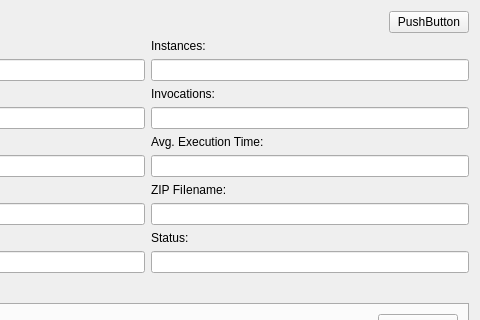
The window that src/modules/lambda/LambdaDetailsDialog.ui (jensvogt/awsmock-qt-ui) describes before a commit, drawn with Qt 5; both pictures show x 826 to 1306 and y 0 to 320 of the 1306 by 709 pixel window.
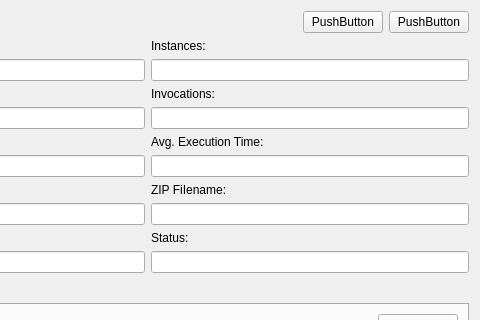
The same window after the commit.

```diff
--- a/src/modules/lambda/LambdaDetailsDialog.ui
+++ b/src/modules/lambda/LambdaDetailsDialog.ui
@@ -29,6 +29,13 @@
        </property>
       </spacer>
      </item>
+     <item>
+      <widget class="QPushButton" name="logsButton">
+       <property name="text">
+        <string>PushButton</string>
+       </property>
+      </widget>
+     </item>
      <item>
       <widget class="QPushButton" name="refreshButton">
        <property name="text">
```
